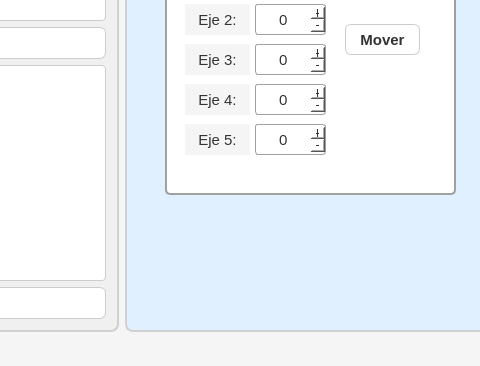
Qt form interfaz_robot/interfaz_robot.ui (AidaM00/interfaz_robot) before a commit; both pictures show x 357 to 837 and y 294 to 660 of the 957 by 660 pixel window.
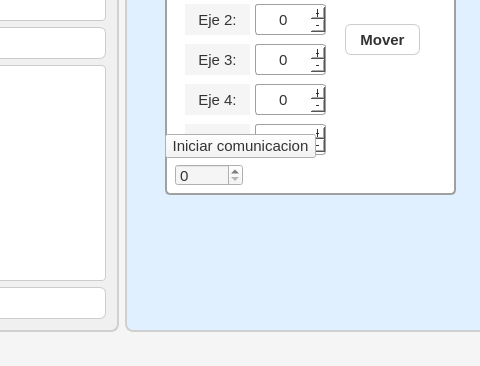
The same form after that commit.

Diff of the .ui file:
```diff
--- a/interfaz_robot/interfaz_robot.ui
+++ b/interfaz_robot/interfaz_robot.ui
@@ -727,6 +727,29 @@
         </property>
        </widget>
       </widget>
+      <widget class="QSpinBox" name="spinBoxCOM">
+       <property name="geometry">
+        <rect>
+         <x>50</x>
+         <y>430</y>
+         <width>68</width>
+         <height>22</height>
+        </rect>
+       </property>
+      </widget>
+      <widget class="QPushButton" name="btnComunicacionrobot">
+       <property name="geometry">
+        <rect>
+         <x>40</x>
+         <y>400</y>
+         <width>151</width>
+         <height>24</height>
+        </rect>
+       </property>
+       <property name="text">
+        <string>Iniciar comunicacion</string>
+       </property>
+      </widget>
      </widget>
     </item>
    </layout>
```
Left out of the diff: 10 changed lines with no effect on the pictures.
